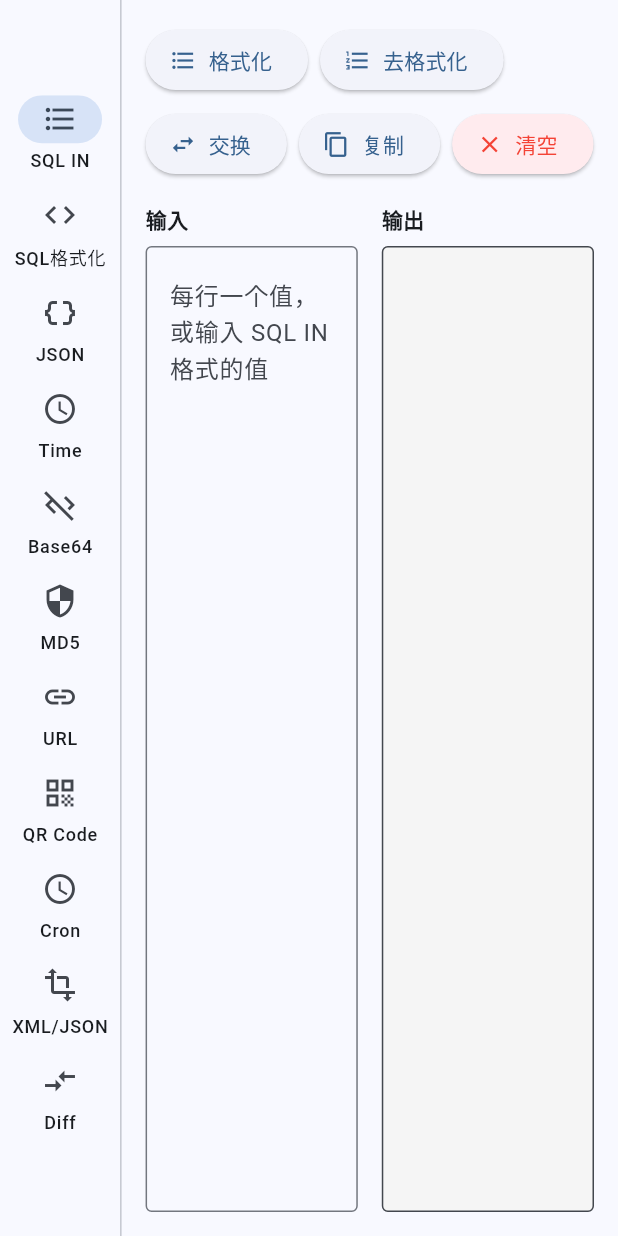
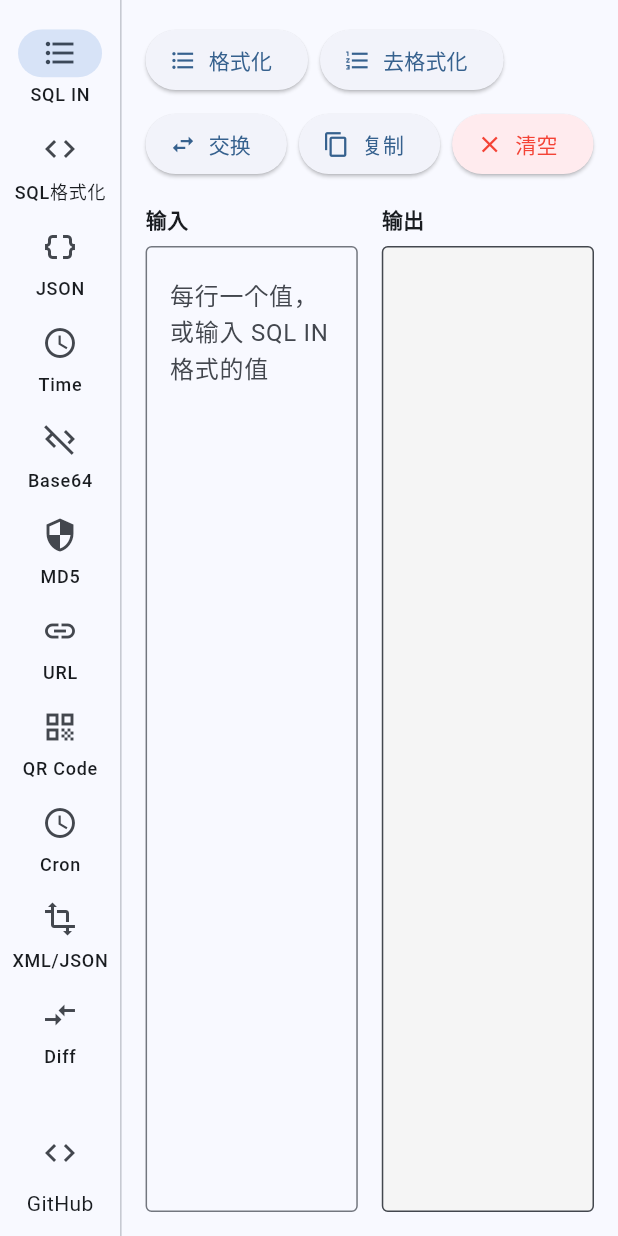
Before and after one commit to 253506088/dev_toolbox, a Flutter app: the screen it shows after launch, on a phone screen of 412 x 824 dp. Run offline on Flutter 3.47's test engine with Material 3 defaults, Android fonts, the phone set to English and light mode, and no system bars; our stand-ins replace qr_flutter; missing offline and left inert: desktop_drop, diff_match_patch, file_selector, xml2json.

Commit message:
说明信息

```diff
--- a/lib/main.dart
+++ b/lib/main.dart
@@ -10,6 +10,8 @@ import 'package:dev_toolbox/tools/qr_tool.dart';
 import 'package:dev_toolbox/tools/cron_tool.dart';
 import 'package:dev_toolbox/tools/xml_json_tool.dart';
 import 'package:dev_toolbox/tools/diff_tool.dart';
+
+import 'package:url_launcher/url_launcher.dart';
 
 void main() {
   runApp(const DevToolboxApp());
@@ -54,6 +56,13 @@ class _MainWindowState extends State<MainWindow> {
     const XmlJsonTool(),
     const DiffTool(),
   ];
+
+  Future<void> _launchUrl() async {
+    final Uri url = Uri.parse('https://github.com/253506088/dev_toolbox');
+    if (!await launchUrl(url)) {
+      throw Exception('Could not launch $url');
+    }
+  }
 
   @override
   Widget build(BuildContext context) {
@@ -117,6 +126,20 @@ class _MainWindowState extends State<MainWindow> {
                     label: Text('Diff'),
                   ),
                 ],
+                trailing: Padding(
+                  padding: const EdgeInsets.only(top: 20),
+                  child: Column(
+                    mainAxisSize: MainAxisSize.min,
+                    children: [
+                      IconButton(
+                        icon: const Icon(Icons.code),
+                        tooltip: 'GitHub',
+                        onPressed: _launchUrl,
+                      ),
+                      const Text('GitHub'),
+                    ],
+                  ),
+                ),
               ),
             ),
           ),
--- a/pubspec.yaml
+++ b/pubspec.yaml
@@ -45,6 +45,7 @@ dependencies:
   image: ^4.7.2
   cron: ^0.6.2
   file_selector: ^1.1.0
+  url_launcher: ^6.3.2
 
 dev_dependencies:
   flutter_test:
```
Also changed, not shown: pubspec.lock, 6 other files.
